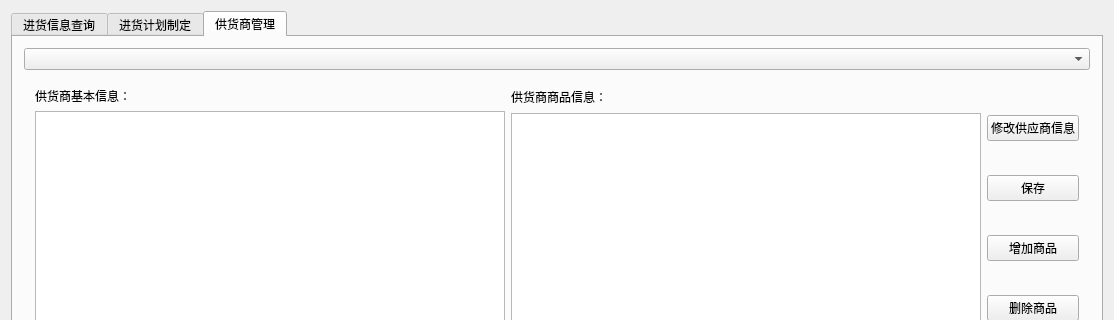
Before: the Qt Designer form stock_mainwindow.ui in liwen123cd/curly-tribble, drawn with Qt 5; both pictures show x 0 to 1114 and y 0 to 320 of the 1114 by 799 pixel window.
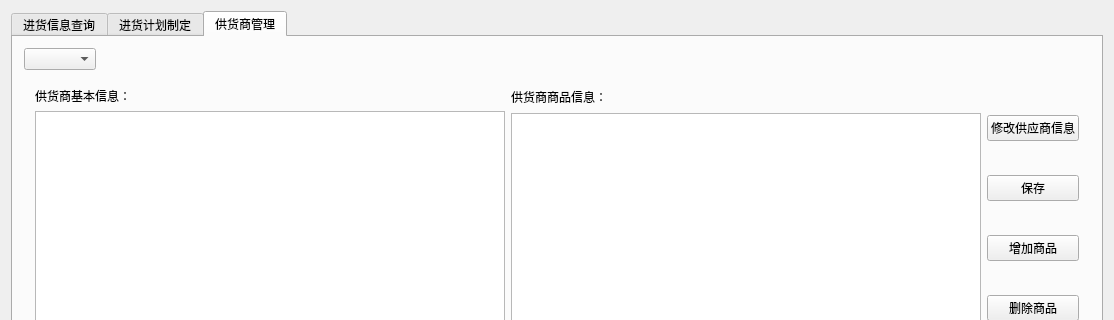
After: the same form once the commit is applied. The open tabs and pages were chosen to show the change.

The edit to the form file:
```diff
--- a/stock_mainwindow.ui
+++ b/stock_mainwindow.ui
@@ -10,6 +10,11 @@
     <height>799</height>
    </rect>
   </property>
+  <property name="font">
+   <font>
+    <family>Microsoft YaHei UI</family>
+   </font>
+  </property>
   <property name="windowTitle">
    <string>MainWindow</string>
   </property>
@@ -198,7 +203,20 @@
         <item row="0" column="0">
          <widget class="QComboBox" name="comboBox_2"/>
         </item>
-        <item row="1" column="0">
+        <item row="0" column="1">
+         <spacer name="horizontalSpacer">
+          <property name="orientation">
+           <enum>Qt::Horizontal</enum>
+          </property>
+          <property name="sizeHint" stdset="0">
+           <size>
+            <width>994</width>
+            <height>20</height>
+           </size>
+          </property>
+         </spacer>
+        </item>
+        <item row="1" column="0" colspan="2">
          <layout class="QGridLayout" name="gridLayout_6">
           <item row="0" column="0">
            <widget class="QWidget" name="widget" native="true">
```
Left out of the diff: 2 changed lines with no effect on the pictures.
